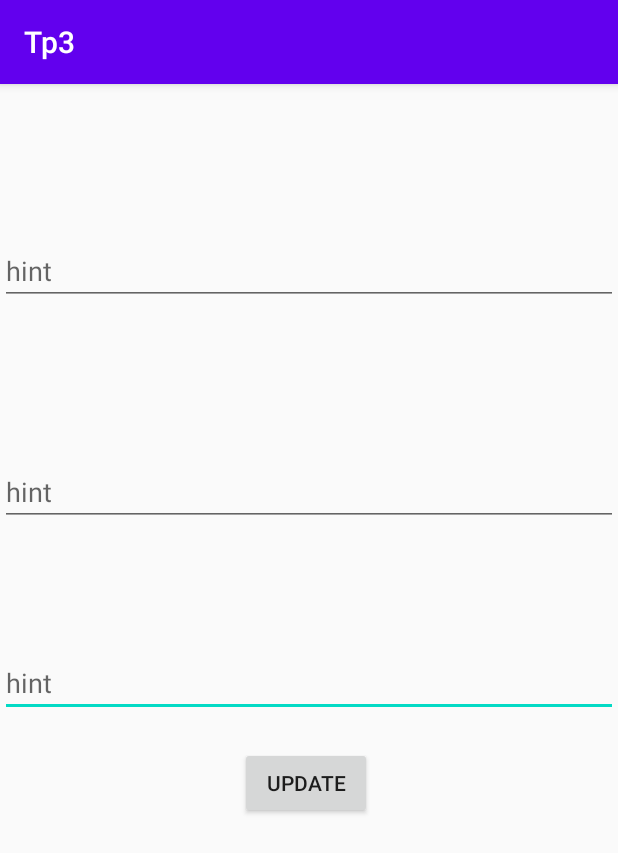
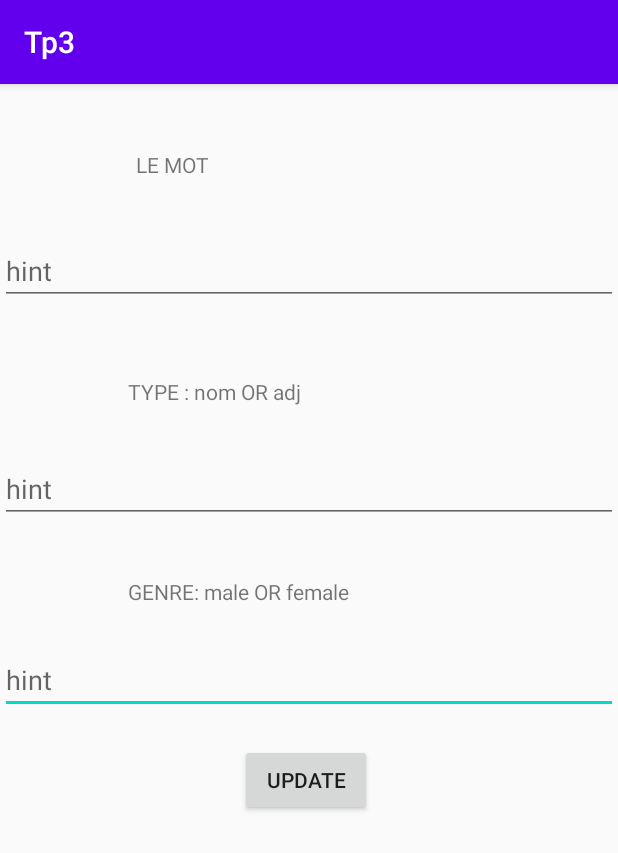
Before and after one commit to akrem-zerelli/Android-Kotlin-CRUD, an Android app: the EditWordActivity screen opened directly, with no data from a screen before it, on a phone screen of 412 x 824 dp. Shown: the top 853 px of the screen. Run offline under Robolectric (Android 15) with nearby library versions, the phone set to English and light mode, and no system bars.

Commit message:
second commit

```diff
--- a/app/src/main/AndroidManifest.xml
+++ b/app/src/main/AndroidManifest.xml
@@ -9,7 +9,8 @@
         android:roundIcon="@mipmap/ic_launcher_round"
         android:supportsRtl="true"
         android:theme="@style/AppTheme">
-        <activity android:name=".EditWordActivity"></activity>
+        <activity android:name=".ComposeActivity"></activity>
+        <activity android:name=".EditWordActivity" />
         <activity android:name=".AddWordActivity" />
         <activity android:name=".MainActivity">
             <intent-filter>
--- a/app/src/main/res/layout/activity_edit_word.xml
+++ b/app/src/main/res/layout/activity_edit_word.xml
@@ -5,6 +5,42 @@
     android:layout_width="match_parent"
     android:layout_height="match_parent"
     tools:context=".EditWordActivity">
+
+    <TextView
+        android:id="@+id/textView6"
+        android:layout_width="wrap_content"
+        android:layout_height="wrap_content"
+        android:layout_marginStart="83dp"
+        android:layout_marginTop="36dp"
+        android:layout_marginEnd="178dp"
+        android:text="GENRE: male OR female"
+        app:layout_constraintEnd_toEndOf="parent"
+        app:layout_constraintStart_toStartOf="parent"
+        app:layout_constraintTop_toBottomOf="@+id/typeUpdate" />
+
+    <TextView
+        android:id="@+id/textView5"
+        android:layout_width="wrap_content"
+        android:layout_height="wrap_content"
+        android:layout_marginStart="85dp"
+        android:layout_marginTop="48dp"
+        android:layout_marginEnd="211dp"
+        android:text="TYPE : nom OR adj"
+        app:layout_constraintEnd_toEndOf="parent"
+        app:layout_constraintStart_toStartOf="parent"
+        app:layout_constraintTop_toBottomOf="@+id/motUpdate" />
+
+    <TextView
+        android:id="@+id/textView4"
+        android:layout_width="wrap_content"
+        android:layout_height="wrap_content"
+        android:layout_marginStart="90dp"
+        android:layout_marginTop="44dp"
+        android:layout_marginEnd="272dp"
+        android:text="LE MOT"
+        app:layout_constraintEnd_toEndOf="parent"
+        app:layout_constraintStart_toStartOf="parent"
+        app:layout_constraintTop_toTopOf="parent" />
 
     <com.google.android.material.textfield.TextInputEditText
         android:id="@+id/genreUpdate"
@@ -30,9 +66,10 @@
         android:id="@+id/typeUpdate"
         android:layout_width="match_parent"
         android:layout_height="wrap_content"
-        android:layout_marginTop="102dp"
+        android:layout_marginTop="100dp"
         android:hint="hint"
         app:layout_constraintEnd_toEndOf="parent"
+        app:layout_constraintHorizontal_bias="0.0"
         app:layout_constraintStart_toStartOf="parent"
         app:layout_constraintTop_toBottomOf="@+id/motUpdate" />
 
```
Also changed, not shown: app/src/main/java/esprims/gi2/tp3/ComposeActivity.kt (added, +31 -0 lines), app/src/main/java/esprims/gi2/tp3/MainActivity.kt (+11 -0 lines), app/src/main/java/esprims/gi2/tp3/classes/WordsManager.kt (+15 -1 lines), app/src/main/res/layout/activity_add_word.xml (+34 -0 lines), app/src/main/res/layout/activity_compose.xml (added, +83 -0 lines), app/src/main/res/layout/activity_main.xml (+19 -13 lines).
